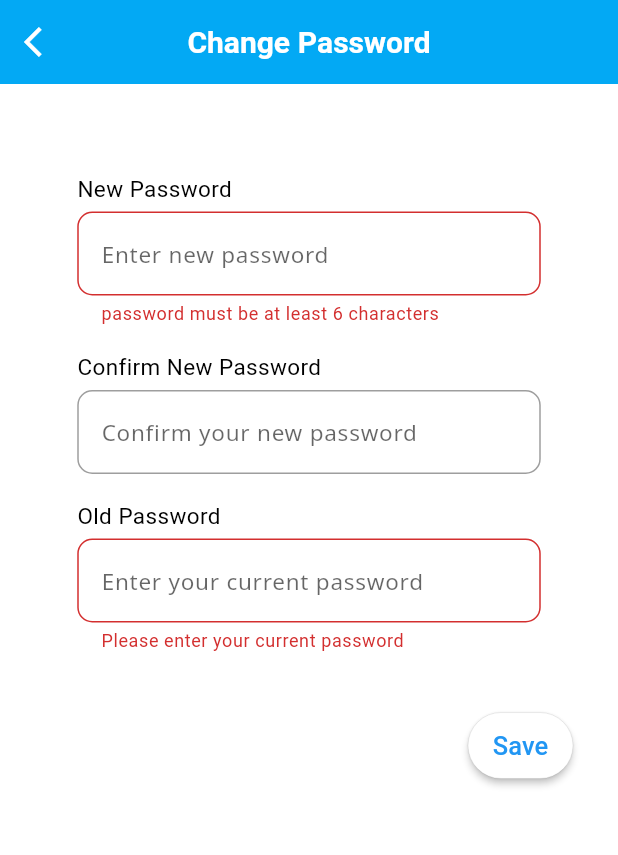
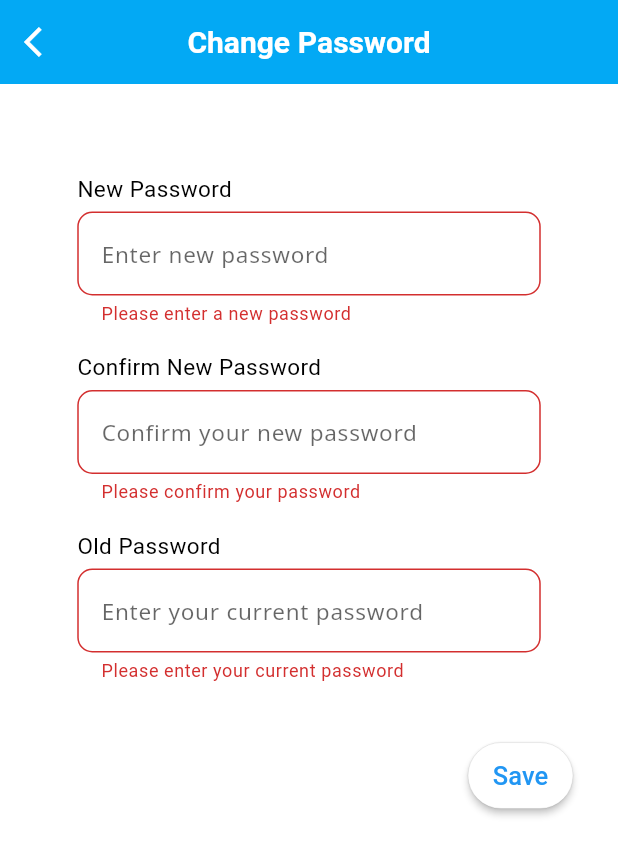
Before and after one commit to Pannathorn48/Re-Freeze, a Flutter app: the SettingPassword screen opened by its route, after a tap on "Save", on a phone screen of 412 x 824 dp. Shown: the top 855 px of the screen. Run offline on Flutter 3.47's test engine with Material 3 defaults, Android fonts, the phone set to English and light mode, and no system bars; our stand-ins replace cloud_firestore, firebase_auth, firebase_core, flutter_colorpicker, flutter_svg, google_fonts and 3 more; missing offline and left inert: qr_code_scanner, scan; accounts and stored records are empty; network calls fail.

Commit message:
add change password and finish commit

```diff
--- a/lib/pages/setting/setting_page.dart
+++ b/lib/pages/setting/setting_page.dart
@@ -431,8 +431,20 @@ class _SettingPageState extends State<SettingPage> {
                                 color: Colors.black45,
                               ),
                               onTap: () {
-                                Navigator.pushNamed(
-                                    context, '/setting/password');
+                                if (FirebaseAuth.instance.currentUser
+                                        ?.providerData[0].providerId ==
+                                    "password") {
+                                  Navigator.pushNamed(
+                                      context, '/setting/password');
+                                } else {
+                                  ScaffoldMessenger.of(context).showSnackBar(
+                                    const SnackBar(
+                                      content: Text(
+                                          'You are logged in with a third-party provider. Password change is not available.'),
+                                      backgroundColor: Colors.red,
+                                    ),
+                                  );
+                                }
                               },
                             ),
                           ),
--- a/lib/pages/setting/setting_password.dart
+++ b/lib/pages/setting/setting_password.dart
@@ -1,3 +1,4 @@
+import 'package:firebase_auth/firebase_auth.dart';
 import 'package:flutter/material.dart';
 import 'package:google_fonts/google_fonts.dart';
 import 'package:mobile_project/components/button.dart';
@@ -16,6 +17,7 @@ class _SettingPassword extends State<SettingPassword> {
   final confirmPasswordController = TextEditingController();
   final oldPasswordController = TextEditingController();
   final formkey = GlobalKey<FormState>();
+  bool isLoading = false;
 
   @override
   void dispose() {
@@ -23,6 +25,109 @@ class _SettingPassword extends State<SettingPassword> {
     confirmPasswordController.dispose();
     oldPasswordController.dispose();
     super.dispose();
+  }
+
+  // Function to update password with proper error handling
+  Future<void> updatePassword() async {
+    if (!formkey.currentState!.validate()) {
+      return;
+    }
+
+    setState(() {
+      isLoading = true;
+    });
+
+    try {
+      // Get current user
+      final user = FirebaseAuth.instance.currentUser;
+      if (user == null) {
+        throw FirebaseAuthException(
+          code: 'user-not-found',
+          message: 'No user is currently signed in',
+        );
+      }
+
+      // Get user credentials for reauthentication
+      final credential = EmailAuthProvider.credential(
+        email: user.email!, // Make sure user has an email
+        password: oldPasswordController.text.trim(),
+      );
+
+      // Reauthenticate user before changing password
+      await user.reauthenticateWithCredential(credential);
+
+      // Update password
+      await user.updatePassword(passwordController.text.trim());
+
+      // Show success message
+      if (mounted) {
+        Navigator.pop(context); // Close the dialog or loading indicator
+        ScaffoldMessenger.of(context).showSnackBar(
+          SnackBar(
+            content: Text(
+              'Password updated successfully!',
+              style: GoogleFonts.notoSansThai(color: Colors.white),
+            ),
+            backgroundColor: Colors.green,
+          ),
+        );
+        // Clear fields after successful update
+        passwordController.clear();
+        confirmPasswordController.clear();
+        oldPasswordController.clear();
+      }
+    } on FirebaseAuthException catch (e) {
+      // Handle specific Firebase Auth errors
+      String errorMessage;
+
+      switch (e.code) {
+        case 'wrong-password':
+          errorMessage = 'Your current password is incorrect';
+          break;
+        case 'requires-recent-login':
+          errorMessage = 'Please log in again before changing your password';
+          break;
+        case 'weak-password':
+          errorMessage = 'The new password is too weak';
+          break;
+        case 'user-not-found':
+          errorMessage = 'User not found';
+          break;
+        default:
+          errorMessage = 'Error: ${e.message}';
+      }
+
+      if (mounted) {
+        ScaffoldMessenger.of(context).showSnackBar(
+          SnackBar(
+            content: Text(
+              errorMessage,
+              style: GoogleFonts.notoSansThai(color: Colors.white),
+            ),
+            backgroundColor: Colors.red,
+          ),
+        );
+      }
+    } catch (e) {
+      // Handle other errors
+      if (mounted) {
+        ScaffoldMessenger.of(context).showSnackBar(
+          SnackBar(
+            content: Text(
+              'An unexpected error occurred: $e',
+              style: GoogleFonts.notoSansThai(color: Colors.white),
+            ),
+            backgroundColor: Colors.red,
+          ),
+        );
+      }
+    } finally {
+      if (mounted) {
+        setState(() {
+          isLoading = false;
+        });
+      }
+    }
   }
 
   @override
@@ -62,8 +167,11 @@ class _SettingPassword extends State<SettingPassword> {
                 obscureText: true,
                 hintText: 'Enter new password',
                 validator: (value) {
-                  if ((value?.length ?? 0) < 6) {
-                    return 'password must be at least 6 characters';
+                  if (value == null || value.isEmpty) {
+                    return 'Please enter a new password';
+                  }
+                  if (value.length < 6) {
+                    return 'Password must be at least 6 characters';
                   }
                   return null;
                 },
@@ -79,6 +187,9 @@ class _SettingPassword extends State<SettingPassword> {
                 obscureText: true,
                 hintText: 'Confirm your new password',
                 validator: (value) {
+                  if (value == null || value.isEmpty) {
+                    return 'Please confirm your password';
+                  }
                   if (value != passwordController.text) {
                     return 'Passwords do not match';
                   }
@@ -96,7 +207,7 @@ class _SettingPassword extends State<SettingPassword> {
                 obscureText: true,
                 hintText: 'Enter your current password',
                 validator: (value) {
-                  if ((value?.length ?? 0) < 1) {
+                  if (value == null || value.isEmpty) {
                     return 'Please enter your current password';
                   }
                   return null;
@@ -110,22 +221,15 @@ class _SettingPassword extends State<SettingPassword> {
               children: [
                 Padding(
                   padding: const EdgeInsets.all(30.0),
-                  child: Button(
+                  child: isLoading
+                      ? const CircularProgressIndicator()
+                      : Button(
                           text: 'Save',
                           width: 70,
                           height: 20,
                           fontColor: Colors.blue,
                           borderRadius: 25,
-                    onPressed: () {
-                      if (formkey.currentState!.validate()) {
-                        ScaffoldMessenger.of(context).showSnackBar(SnackBar(
-                          content: Text('New Password Saved!',
-                              style: GoogleFonts.notoSansThai(
-                                color: Colors.white,
-                              )),
-                        ));
-                      }
-                    },
+                          onPressed: updatePassword,
                         ),
                 ),
               ],
```
Lines whose indentation alone changed are shown as unchanged.
